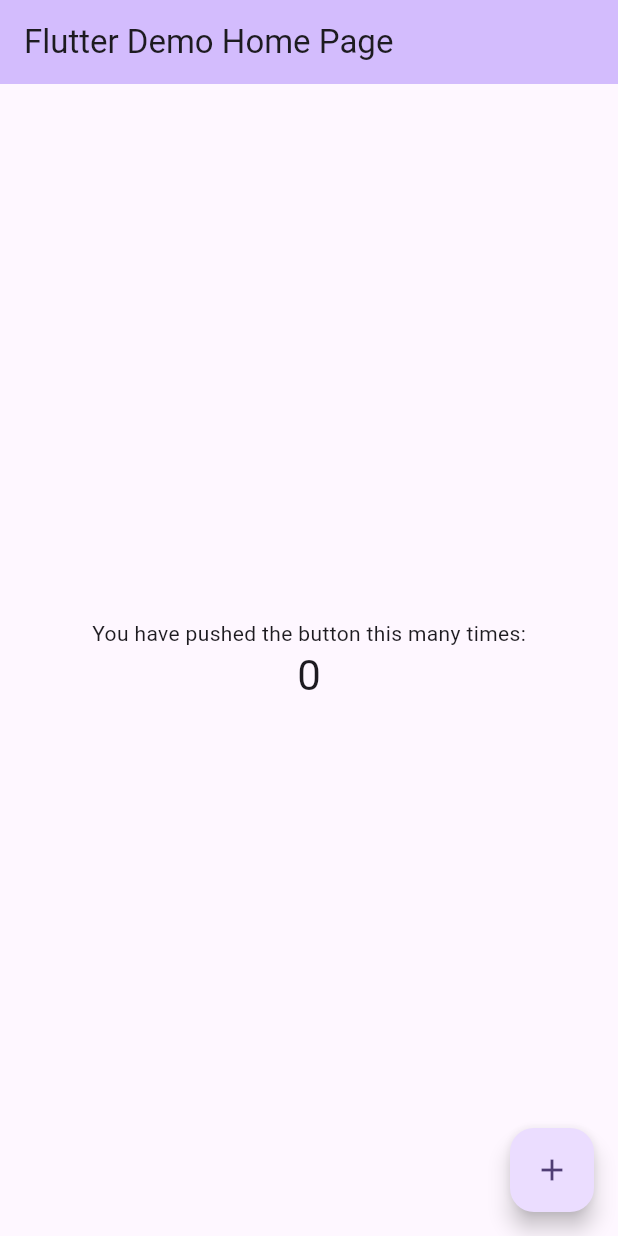
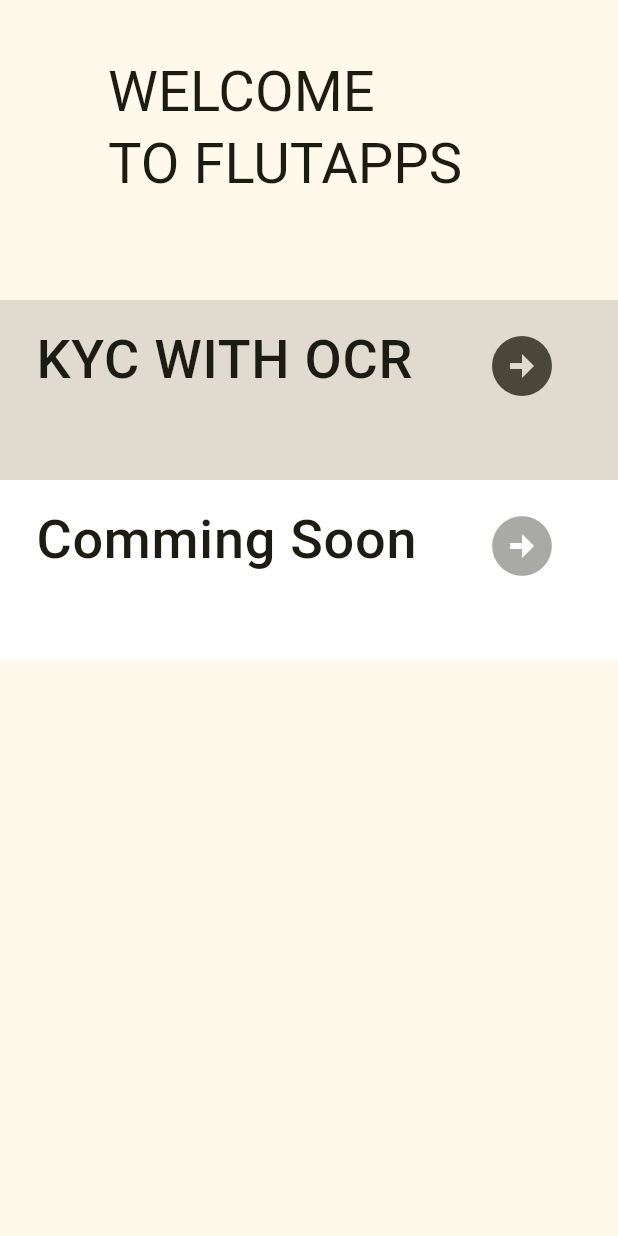
Before and after one commit to ivvanare/flutApps, a Flutter app: the screen it shows after launch, on a phone screen of 412 x 824 dp. Run offline on Flutter 3.47's test engine with Material 3 defaults, Android fonts, the phone set to English and light mode, and no system bars.

Commit message:
add first example (KYC UI)

```diff
--- a/lib/main.dart
+++ b/lib/main.dart
@@ -1,4 +1,7 @@
+import 'package:flut_apps/router.dart';
 import 'package:flutter/material.dart';
+
+import 'pages/index.dart';
 
 void main() {
   runApp(const MyApp());
@@ -13,113 +16,11 @@
     return MaterialApp(
       title: 'Flutter Demo',
       theme: ThemeData(
-        // This is the theme of your application.
-        //
-        // TRY THIS: Try running your application with "flutter run". You'll see
-        // the application has a purple toolbar. Then, without quitting the app,
-        // try changing the seedColor in the colorScheme below to Colors.green
-        // and then invoke "hot reload" (save your changes or press the "hot
-        // reload" button in a Flutter-supported IDE, or press "r" if you used
-        // the command line to start the app).
-        //
-        // Notice that the counter didn't reset back to zero; the application
-        // state is not lost during the reload. To reset the state, use hot
-        // restart instead.
-        //
-        // This works for code too, not just values: Most code changes can be
-        // tested with just a hot reload.
-        colorScheme: ColorScheme.fromSeed(seedColor: Colors.deepPurple),
+        colorScheme: ColorScheme.fromSeed(seedColor: Colors.yellow),
         useMaterial3: true,
       ),
-      home: const MyHomePage(title: 'Flutter Demo Home Page'),
+      home: const HomePage(),
+      routes: RoutesNames.routes,
     );
   }
 }
-
-class MyHomePage extends StatefulWidget {
-  const MyHomePage({super.key, required this.title});
-
-  // This widget is the home page of your application. It is stateful, meaning
-  // that it has a State object (defined below) that contains fields that affect
-  // how it looks.
-
-  // This class is the configuration for the state. It holds the values (in this
-  // case the title) provided by the parent (in this case the App widget) and
-  // used by the build method of the State. Fields in a Widget subclass are
-  // always marked "final".
-
-  final String title;
-
-  @override
-  State<MyHomePage> createState() => _MyHomePageState();
-}
-
-class _MyHomePageState extends State<MyHomePage> {
-  int _counter = 0;
-
-  void _incrementCounter() {
-    setState(() {
-      // This call to setState tells the Flutter framework that something has
-      // changed in this State, which causes it to rerun the build method below
-      // so that the display can reflect the updated values. If we changed
-      // _counter without calling setState(), then the build method would not be
-      // called again, and so nothing would appear to happen.
-      _counter++;
-    });
-  }
-
-  @override
-  Widget build(BuildContext context) {
-    // This method is rerun every time setState is called, for instance as done
-    // by the _incrementCounter method above.
-    //
-    // The Flutter framework has been optimized to make rerunning build methods
-    // fast, so that you can just rebuild anything that needs updating rather
-    // than having to individually change instances of widgets.
-    return Scaffold(
-      appBar: AppBar(
-        // TRY THIS: Try changing the color here to a specific color (to
-        // Colors.amber, perhaps?) and trigger a hot reload to see the AppBar
-        // change color while the other colors stay the same.
-        backgroundColor: Theme.of(context).colorScheme.inversePrimary,
-        // Here we take the value from the MyHomePage object that was created by
-        // the App.build method, and use it to set our appbar title.
-        title: Text(widget.title),
-      ),
-      body: Center(
-        // Center is a layout widget. It takes a single child and positions it
-        // in the middle of the parent.
-        child: Column(
-          // Column is also a layout widget. It takes a list of children and
-          // arranges them vertically. By default, it sizes itself to fit its
-          // children horizontally, and tries to be as tall as its parent.
-          //
-          // Column has various properties to control how it sizes itself and
-          // how it positions its children. Here we use mainAxisAlignment to
-          // center the children vertically; the main axis here is the vertical
-          // axis because Columns are vertical (the cross axis would be
-          // horizontal).
-          //
-          // TRY THIS: Invoke "debug painting" (choose the "Toggle Debug Paint"
-          // action in the IDE, or press "p" in the console), to see the
-          // wireframe for each widget.
-          mainAxisAlignment: MainAxisAlignment.center,
-          children: <Widget>[
-            const Text(
-              'You have pushed the button this many times:',
-            ),
-            Text(
-              '$_counter',
-              style: Theme.of(context).textTheme.headlineMedium,
-            ),
-          ],
-        ),
-      ),
-      floatingActionButton: FloatingActionButton(
-        onPressed: _incrementCounter,
-        tooltip: 'Increment',
-        child: const Icon(Icons.add),
-      ), // This trailing comma makes auto-formatting nicer for build methods.
-    );
-  }
-}
--- /dev/null
+++ b/lib/pages/home_page.dart
@@ -0,0 +1,80 @@
+import 'package:flut_apps/router.dart';
+import 'package:flutter/material.dart';
+
+class HomeOptionMenu {
+  final String name;
+  final IconData icon;
+  final String? url;
+
+  HomeOptionMenu(this.name, this.icon, this.url);
+}
+
+class HomePage extends StatelessWidget {
+  const HomePage({super.key});
+
+  @override
+  Widget build(BuildContext context) {
+    List<HomeOptionMenu> optionsMenu = [
+      HomeOptionMenu("KYC WITH OCR", Icons.person, RoutesNames.kycWithOcrRoute),
+      HomeOptionMenu("Comming Soon", Icons.question_mark, null),
+    ];
+
+    return Scaffold(
+      body: CustomScrollView(
+        slivers: <Widget>[
+          const SliverAppBar(
+            stretch: true,
+            floating: true,
+            expandedHeight: 150.0,
+            flexibleSpace: FlexibleSpaceBar(
+              title: Text(
+                "WELCOME\nTO FLUTAPPS",
+                style: TextStyle(
+                  fontSize: 25,
+                  fontWeight: FontWeight.w400,
+                ),
+              ),
+              // background: FlutterLogo(),
+            ),
+          ),
+          const SliverToBoxAdapter(
+            child: SizedBox(
+              height: 50.0,
+            ),
+          ),
+          SliverList(
+            delegate: SliverChildBuilderDelegate(
+              (BuildContext context, int index) {
+                return Container(
+                  color: index.isOdd ? Colors.white : Colors.black12,
+                  height: 120.0,
+                  child: Padding(
+                    padding: const EdgeInsets.all(8.0),
+                    child: ListTile(
+                      title: Text(
+                        optionsMenu[index].name,
+                        style: Theme.of(context).textTheme.labelMedium,
+                        textScaler: const TextScaler.linear(3.0),
+                      ),
+                      trailing: IconButton(
+                        onPressed: optionsMenu[index].url == null
+                            ? null
+                            : () => Navigator.pushNamed(
+                                context, optionsMenu[index].url!),
+                        icon: const Icon(
+                          Icons.arrow_circle_right,
+                          size: 48,
+                        ),
+                      ),
+                    ),
+                  ),
+                );
+              },
+              childCount: optionsMenu.length,
+            ),
+          ),
+        ],
+      ),
+    );
+  }
+}
--- /dev/null
+++ b/lib/pages/index.dart
@@ -0,0 +1,2 @@
+export 'package:flut_apps/pages/home_page.dart';
+export 'package:flut_apps/pages/kyc_with_ocr/home_kyc_page.dart';
--- /dev/null
+++ b/lib/router.dart
@@ -0,0 +1,12 @@
+import 'package:flut_apps/pages/index.dart';
+import 'package:flutter/material.dart';
+
+class RoutesNames {
+  static String home = '/home';
+  static String kycWithOcrRoute = '/KycWithOCR';
+
+  static Map<String, WidgetBuilder> routes = <String, WidgetBuilder>{
+    home: (BuildContext context) => const HomePage(),
+    kycWithOcrRoute: (BuildContext context) => const KycWithOcrPage(),
+  };
+}
--- /dev/null
+++ b/lib/shared/index.dart
@@ -0,0 +1 @@
+export 'package:flut_apps/shared/widgets/dot_indicator.dart';
```
Also changed, not shown: lib/pages/kyc_with_ocr/components/card_steps_kyc.dart (added, +193 -0 lines), lib/pages/kyc_with_ocr/components/item_steps_kyc.dart (added, +57 -0 lines), lib/pages/kyc_with_ocr/home_kyc_page.dart (added, +258 -0 lines), lib/shared/widgets/dot_indicator.dart (added, +28 -0 lines).
